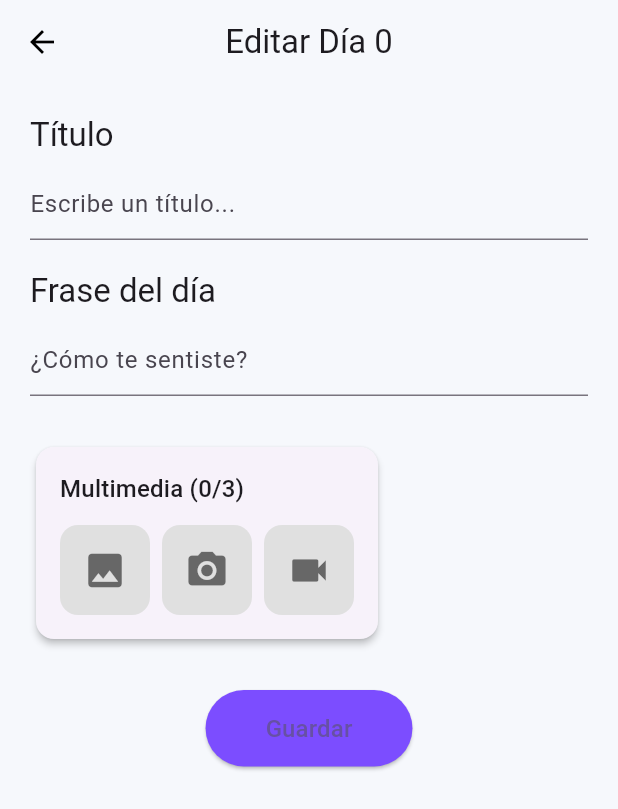
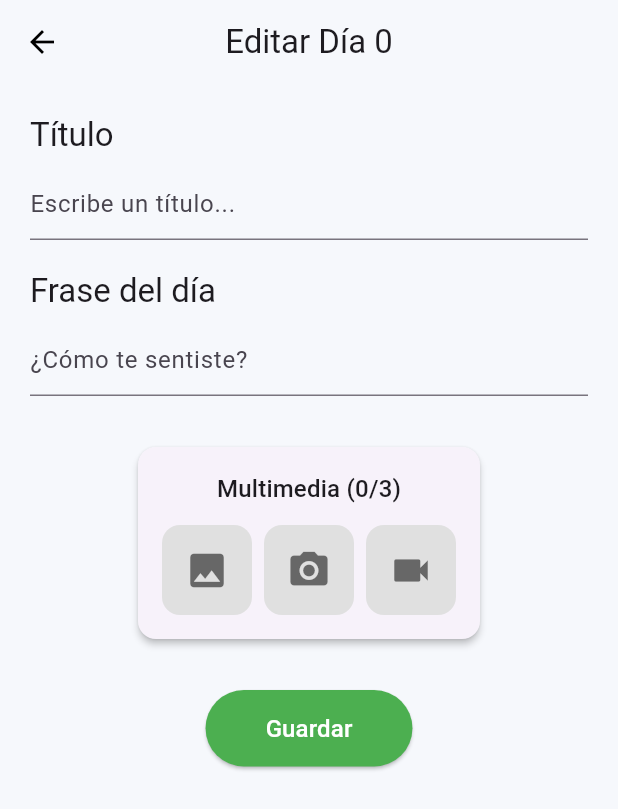
Before and after one commit to Mamarco13/eMOODiario, a Flutter app: the EditDayScreen screen opened directly with empty values, on a phone screen of 412 x 824 dp. Shown: the top 809 px of the screen. Run offline on Flutter 3.47's test engine with Material 3 defaults, Android fonts, the phone set to English and light mode, and no system bars; our stand-ins replace hive, hive_flutter, image_picker, permission_handler, video_player; missing offline and left inert: video_thumbnail; accounts and stored records are empty; Roboto replaces fonts that are missing (Helvetica).

Commit message:
EditScreen modificada

```diff
--- a/lib/edit_day_screen.dart
+++ b/lib/edit_day_screen.dart
@@ -1,6 +1,17 @@
 import 'package:flutter/material.dart';
 import 'package:image_picker/image_picker.dart';
 import 'dart:io';
+
+//Colores mejorados
+const Color softYellow = Colors.yellow;// Alegría - amarillo dorado
+const Color softRed = Color.fromARGB(255, 253, 27, 27);    // Ira - rojo fuerte
+const Color softBlue = Colors.blueAccent;   // Tristeza - azul vivo
+const Color softPink = Color.fromARGB(255, 250, 127, 182);   // Enamoramiento - rosa intenso
+const Color softOrange = Color.fromARGB(255, 255, 168, 38); // Ansiedad - naranja mandarina
+const Color softPurple = Colors.purple; // Miedo - morado fuerte
+
+
+
 
 class MediaFile {
   final File file;
@@ -65,13 +76,23 @@ class _EditDayScreenState extends State<EditDayScreen> {
   final maxMediaCount = 3;
 
   final List<Color> availableColors = [
-    Colors.yellow,
-    Colors.red,
-    Colors.blue,
-    Colors.green,
-    Colors.orange,
-    Colors.purple,
+    softYellow,
+    softRed,
+    softBlue,
+    softPink,
+    softOrange,
+    softPurple,
   ];
+
+  final Map<Color, String> colorToEmotion = {
+    softYellow: 'Alegría',
+    softRed: 'Ira',
+    softBlue: 'Tristeza',
+    softPink: 'Enamoramiento',
+    softOrange: 'Ansiedad',
+    softPurple: 'Miedo',
+};
+
 
   @override
   void dispose() {
@@ -156,25 +177,31 @@ class _EditDayScreenState extends State<EditDayScreen> {
               decoration: InputDecoration(hintText: '¿Cómo te sentiste?'),
             ),
             const SizedBox(height: 30),
-            Card(
+            Center(
+            child: ConstrainedBox(
+              constraints: BoxConstraints(
+                maxWidth: 400, // 👈 O el tamaño que quieras, 400px suele quedar bien en móvil
+              ),
+              child: Card(
                 shape: RoundedRectangleBorder(borderRadius: BorderRadius.circular(12)),
                 elevation: 2,
                 child: Padding(
                   padding: const EdgeInsets.all(16),
                   child: Column(
-                  crossAxisAlignment: CrossAxisAlignment.start,
+                    crossAxisAlignment: CrossAxisAlignment.center,
                     children: [
                       Text('Multimedia (${mediaFiles.length}/$maxMediaCount)', style: Theme.of(context).textTheme.titleMedium),
                       const SizedBox(height: 12),
                       Wrap(
                         spacing: 10,
                         runSpacing: 20,
+                        alignment: WrapAlignment.center,
                         children: [
                           ...mediaFiles.asMap().entries.map((entry) {
                             int i = entry.key;
                             MediaFile file = entry.value;
                             return Column(
-                            crossAxisAlignment: CrossAxisAlignment.start,
+                              crossAxisAlignment: CrossAxisAlignment.center,
                               children: [
                                 Stack(
                                   children: [
@@ -235,11 +262,43 @@ class _EditDayScreenState extends State<EditDayScreen> {
                                       Text('2', style: TextStyle(color: file.color2))
                                     ],
                                   ),
-                                Slider(
+                                  Column(
+                                    crossAxisAlignment: CrossAxisAlignment.center,
+                                    children: [
+                                      Row(
+                                        mainAxisAlignment: MainAxisAlignment.spaceBetween,
+                                        children: [
+                                          Text(
+                                            colorToEmotion[file.color1] ?? '',
+                                            style: TextStyle(fontSize: 12, fontWeight: FontWeight.bold, color: file.color1),
+                                          ),
+                                          Text(
+                                            colorToEmotion[file.color2!] ?? '',
+                                            style: TextStyle(fontSize: 12, fontWeight: FontWeight.bold, color: file.color2),
+                                          ),
+                                        ],
+                                      ),
+                                      SliderTheme(
+                                        data: SliderTheme.of(context).copyWith(
+                                          trackHeight: 8,
+                                          activeTrackColor: file.color2 != null
+                                              ? null
+                                              : file.color1,
+                                          inactiveTrackColor: file.color2 != null
+                                              ? null
+                                              : file.color1.withOpacity(0.3),
+                                          trackShape: file.color2 != null
+                                              ? _GradientSliderTrack(file.color1, file.color2!)
+                                              : null,
+                                        ),
+                                        child: Slider(
                                           value: file.percentage,
                                           min: 0,
                                           max: 1,
                                           onChanged: (val) => setState(() => file.percentage = val),
+                                        ),
+                                      ),
+                                    ],
                                   )
                                 ]
                               ],
@@ -262,11 +321,13 @@ class _EditDayScreenState extends State<EditDayScreen> {
                   ),
                 ),
               ),
+          )
+        ),
             const SizedBox(height: 30),
             Center(
               child: ElevatedButton(
                 style: ElevatedButton.styleFrom(
-                  backgroundColor: Colors.deepPurpleAccent,
+                  backgroundColor: Colors.green,
                   shape: RoundedRectangleBorder(borderRadius: BorderRadius.circular(30)),
                   padding: const EdgeInsets.symmetric(horizontal: 40, vertical: 14),
                 ),
@@ -277,7 +338,7 @@ class _EditDayScreenState extends State<EditDayScreen> {
                     'media': mediaFiles.map((m) => m.toJson()).toList()
                   });
                 },
-                child: Text('Guardar', style: TextStyle(fontSize: 16)),
+                child: Text('Guardar', style: TextStyle(fontSize: 16, color: Colors.white)),
               ),
             )
           ],
@@ -325,3 +386,64 @@ void didChangeDependencies() {
   }
 }
 }
+
+class _GradientSliderTrack extends SliderTrackShape {
+  final Color color1;
+  final Color color2;
+
+  _GradientSliderTrack(this.color1, this.color2);
+
+  @override
+  void paint(
+    PaintingContext context,
+    Offset offset, {
+    required Animation<double> enableAnimation,
+    bool isDiscrete = false,
+    bool isEnabled = false,
+    required RenderBox parentBox,
+    Offset? secondaryOffset,
+    required SliderThemeData sliderTheme,
+    required TextDirection textDirection,
+    required Offset thumbCenter,
+  }) {
+    final Paint activePaint = Paint()..color = color1;
+    final Paint inactivePaint = Paint()..color = color2 ?? color1.withOpacity(0.3);
+
+    final trackHeight = sliderTheme.trackHeight ?? 4;
+    final trackRadius = Radius.circular(trackHeight / 2);
+
+    final double trackLeft = offset.dx;
+    final double trackTop = offset.dy + (parentBox.size.height - trackHeight) / 2;
+    final double trackRight = trackLeft + parentBox.size.width;
+    final double trackCenter = thumbCenter.dx;
+
+    final Rect activeTrackRect = Rect.fromLTRB(trackLeft, trackTop, trackCenter, trackTop + trackHeight);
+    final Rect inactiveTrackRect = Rect.fromLTRB(trackCenter, trackTop, trackRight, trackTop + trackHeight);
+
+    context.canvas.drawRRect(
+      RRect.fromRectAndRadius(activeTrackRect, trackRadius),
+      activePaint,
+    );
+
+    context.canvas.drawRRect(
+      RRect.fromRectAndRadius(inactiveTrackRect, trackRadius),
+      inactivePaint,
+    );
+  }
+
+  @override
+  Rect getPreferredRect({
+    required RenderBox parentBox,
+    Offset offset = Offset.zero,
+    required SliderThemeData sliderTheme,
+    bool isEnabled = false,
+    bool isDiscrete = false,
+  }) {
+    final double trackHeight = sliderTheme.trackHeight ?? 2;
+    final double trackLeft = offset.dx;
+    final double trackTop = offset.dy + (parentBox.size.height - trackHeight) / 2;
+    final double trackWidth = parentBox.size.width;
+    return Rect.fromLTWH(trackLeft, trackTop, trackWidth, trackHeight);
+  }
+
+}
```
Lines whose indentation alone changed are shown as unchanged.
